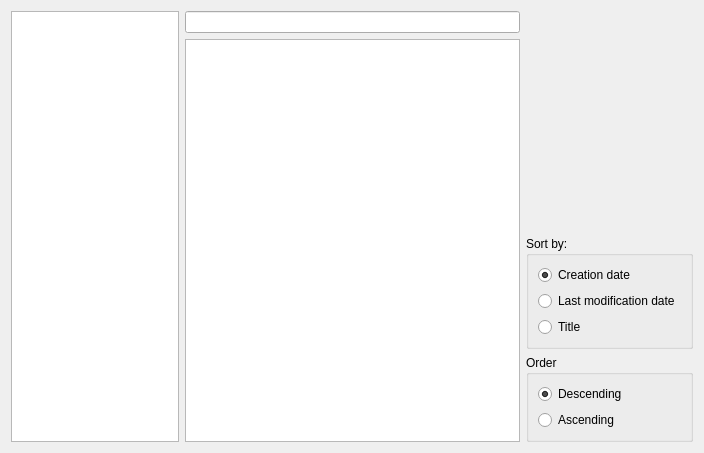
Qt form forms/NotesDisplayingTab.ui (Patryk-Trojak/Notes) before a commit.
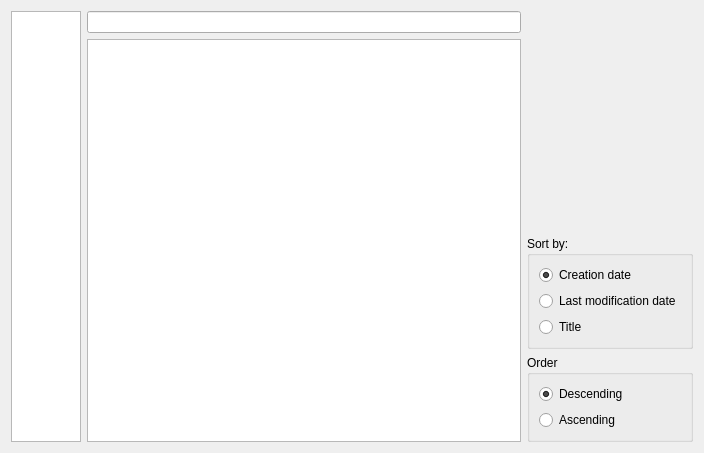
The same form after that commit. Icons and pictures are not drawn. Custom widgets are drawn as their Qt base class.

What changed in the file:
```diff
--- a/forms/NotesDisplayingTab.ui
+++ b/forms/NotesDisplayingTab.ui
@@ -19,7 +19,7 @@
   <property name="windowTitle">
    <string>Form</string>
   </property>
-  <layout class="QHBoxLayout" name="horizontalLayout" stretch="1,2,1">
+  <layout class="QHBoxLayout" name="horizontalLayout" stretch="1,7,1">
    <item>
     <widget class="FolderTreeView" name="folderTreeView">
      <property name="contextMenuPolicy">
@@ -42,7 +42,11 @@
       <widget class="SearchBar" name="searchBar"/>
      </item>
      <item>
-      <widget class="NoteListView" name="noteListView"/>
+      <widget class="NoteListView" name="noteListView">
+       <property name="sizeAdjustPolicy">
+        <enum>QAbstractScrollArea::AdjustIgnored</enum>
+       </property>
+      </widget>
      </item>
     </layout>
    </item>
```
